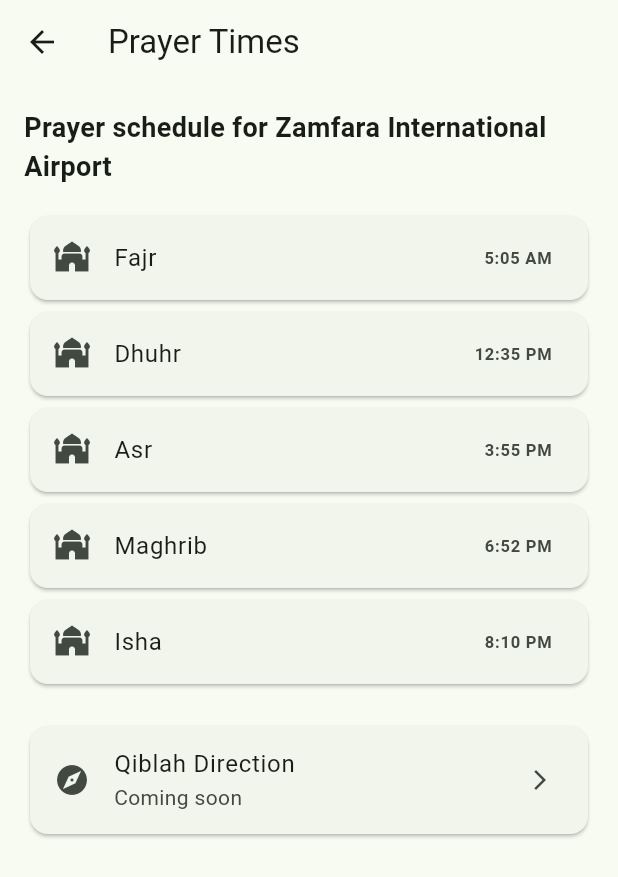
After one commit to YUSUFUMARWALI/zia_connect, a Flutter app: the PrayerScreen screen opened directly, on a phone screen of 412 x 824 dp. The commit adds this screen. Shown: the top 877 px of the screen. Run offline on Flutter 3.47's test engine with Material 3 defaults, Android fonts, the phone set to English and light mode, and no system bars.

Commit message:
Added prayer times module

```diff
--- a/lib/features/home/screens/home_screen.dart
+++ b/lib/features/home/screens/home_screen.dart
@@ -2,6 +2,7 @@ import 'package:flutter/material.dart';
 import '../../flights/screens/flights_screen.dart';
 import '../../taxi/screens/taxi_screen.dart';
 import '../../hotels/screens/hotels_screen.dart';
+import '../../prayer/screens/prayer_screen.dart';
 
 class HomeScreen extends StatelessWidget {
   const HomeScreen({super.key});
@@ -27,10 +28,7 @@ class HomeScreen extends StatelessWidget {
   @override
   Widget build(BuildContext context) {
     return Scaffold(
-      appBar: AppBar(
-        title: const Text('ZIA Connect'),
-        centerTitle: true,
-      ),
+      appBar: AppBar(title: const Text('ZIA Connect'), centerTitle: true),
       body: ListView(
         padding: const EdgeInsets.all(16),
         children: [
@@ -75,6 +73,7 @@ class HomeScreen extends StatelessWidget {
             icon: Icons.mosque,
             title: 'Prayer Times',
             subtitle: 'Prayer schedule and Qiblah',
+            onTap: () => Navigator.push(context, MaterialPageRoute(builder: (_) => const PrayerScreen())),
           ),
           buildCard(
             icon: Icons.campaign,
--- /dev/null
+++ b/lib/features/prayer/screens/prayer_screen.dart
@@ -0,0 +1,55 @@
+import 'package:flutter/material.dart';
+
+class PrayerScreen extends StatelessWidget {
+  const PrayerScreen({super.key});
+
+  final List<Map<String, String>> prayers = const [
+    {'name': 'Fajr', 'time': '5:05 AM'},
+    {'name': 'Dhuhr', 'time': '12:35 PM'},
+    {'name': 'Asr', 'time': '3:55 PM'},
+    {'name': 'Maghrib', 'time': '6:52 PM'},
+    {'name': 'Isha', 'time': '8:10 PM'},
+  ];
+
+  Widget prayerTile(Map<String, String> prayer) {
+    return Card(
+      child: ListTile(
+        leading: const Icon(Icons.mosque),
+        title: Text(prayer['name']!),
+        trailing: Text(
+          prayer['time']!,
+          style: const TextStyle(fontWeight: FontWeight.bold),
+        ),
+      ),
+    );
+  }
+
+  @override
+  Widget build(BuildContext context) {
+    return Scaffold(
+      appBar: AppBar(
+        title: const Text('Prayer Times'),
+      ),
+      body: ListView(
+        padding: const EdgeInsets.all(16),
+        children: [
+          const Text(
+            'Prayer schedule for Zamfara International Airport',
+            style: TextStyle(fontSize: 18, fontWeight: FontWeight.bold),
+          ),
+          const SizedBox(height: 16),
+          ...prayers.map(prayerTile),
+          const SizedBox(height: 20),
+          Card(
+            child: ListTile(
+              leading: const Icon(Icons.explore),
+              title: const Text('Qiblah Direction'),
+              subtitle: const Text('Coming soon'),
+              trailing: const Icon(Icons.arrow_forward_ios, size: 16),
+            ),
+          ),
+        ],
+      ),
+    );
+  }
+}
```
